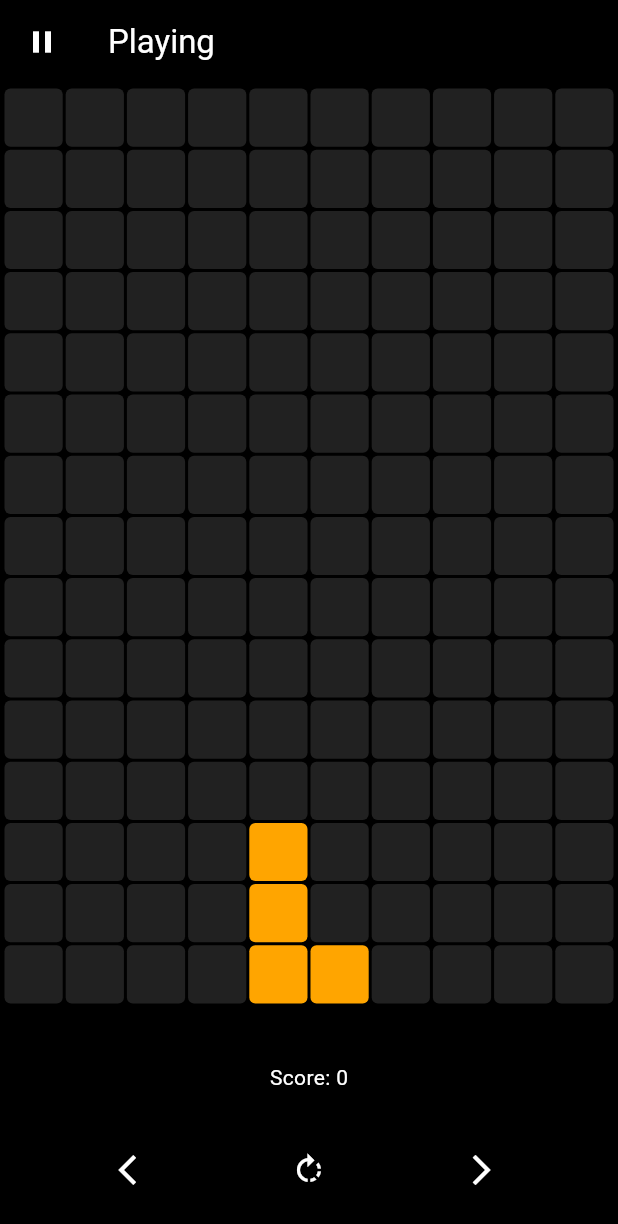
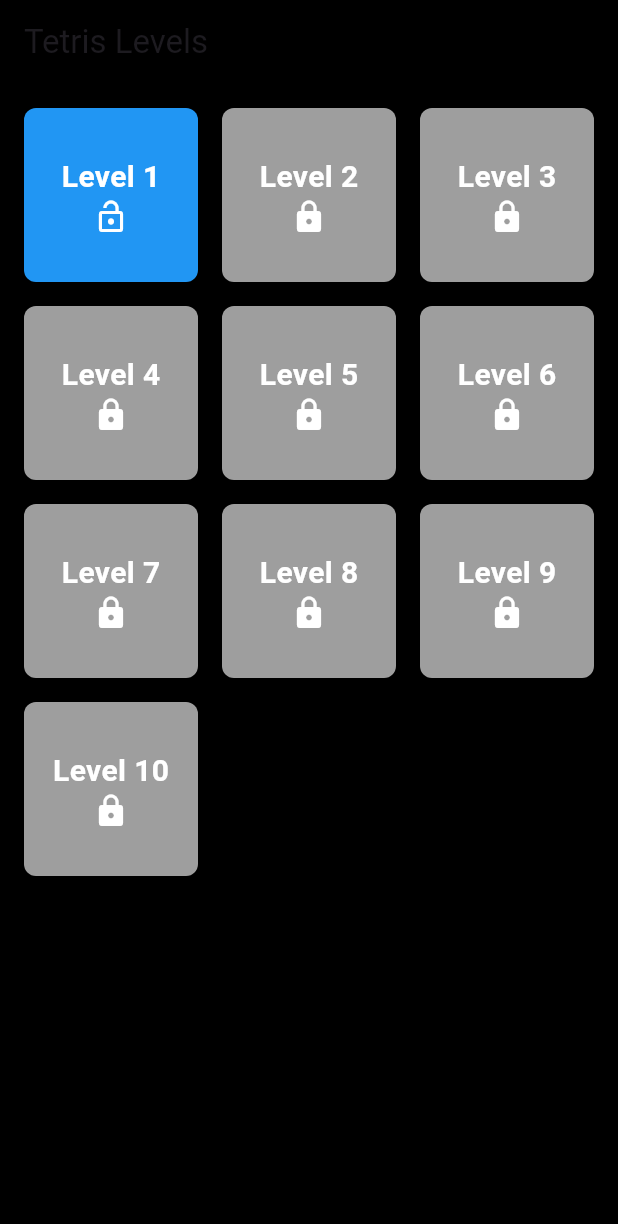
Before and after one commit to DinuriJayaweera/TetrisGame, a Flutter app: the screen it shows after launch, on a phone screen of 412 x 824 dp. Shown: the top 1224 px of the screen. Run offline on Flutter 3.47's test engine with Material 3 defaults, Android fonts, the phone set to English and light mode, and no system bars; our stand-ins replace shared_preferences.

Commit message:
add game level screeen/ updated game board

```diff
--- /dev/null
+++ b/lib/home_screen.dart
@@ -0,0 +1,83 @@
+import 'package:flutter/material.dart';
+import 'package:tetris_game/board.dart';
+import 'package:tetris_game/level_manager.dart';
+
+class HomeScreen extends StatefulWidget {
+  @override
+  _HomeScreenState createState() => _HomeScreenState();
+}
+
+class _HomeScreenState extends State<HomeScreen> {
+  List<bool> unlockedLevels = [true];
+
+  @override
+  void initState() {
+    super.initState();
+    _loadUnlockedLevels();
+  }
+
+  Future<void> _loadUnlockedLevels() async {
+    final levels = await LevelManager.getUnlockedLevels();
+    setState(() {
+      unlockedLevels = levels;
+    });
+  }
+
+  @override
+  Widget build(BuildContext context) {
+    return Scaffold(
+      backgroundColor: Colors.black,
+      appBar: AppBar(
+        title: Text('Tetris Levels'),
+        backgroundColor: Colors.black,
+      ),
+      body: GridView.builder(
+        padding: EdgeInsets.all(16),
+        gridDelegate: SliverGridDelegateWithFixedCrossAxisCount(
+          crossAxisCount: 3,
+          crossAxisSpacing: 16,
+          mainAxisSpacing: 16,
+        ),
+        itemCount: LevelManager.maxLevels,
+        itemBuilder: (context, index) {
+          final level = index + 1;
+          final isUnlocked = index < unlockedLevels.length && unlockedLevels[index];
+
+          return GestureDetector(
+            onTap: isUnlocked ? () {
+              Navigator.push(
+                context,
+                MaterialPageRoute(
+                  builder: (context) => GameBoard(level: level),
+                ),
+              );
+            } : null,
+            child: Container(
+              decoration: BoxDecoration(
+                color: isUnlocked ? Colors.blue : Colors.grey,
+                borderRadius: BorderRadius.circular(8),
+              ),
+              child: Column(
+                mainAxisAlignment: MainAxisAlignment.center,
+                children: [
+                  Text(
+                    'Level $level',
+                    style: TextStyle(
+                      color: Colors.white,
+                      fontSize: 20,
+                      fontWeight: FontWeight.bold,
+                    ),
+                  ),
+                  Icon(
+                    isUnlocked ? Icons.lock_open : Icons.lock,
+                    color: Colors.white,
+                  ),
+                ],
+              ),
+            ),
+          );
+        },
+      ),
+    );
+  }
+}
--- /dev/null
+++ b/lib/level_manager.dart
@@ -0,0 +1,34 @@
+import 'package:shared_preferences/shared_preferences.dart';
+
+class LevelManager {
+  static const int maxLevels = 10;
+  static const String unlockedLevelsKey = 'unlockedLevels';
+
+  static Map<int, int> levelRequirements = {
+    1: 3,  // Level 1 requires 3 points
+    2: 5,  // Level 2 requires 5 points
+    3: 7,  // Level 3 requires 7 points
+    // Add more levels as needed
+  };
+
+  static Future<List<bool>> getUnlockedLevels() async {
+    final prefs = await SharedPreferences.getInstance();
+    List<String> unlockedList = prefs.getStringList(unlockedLevelsKey) ?? ['true'];
+    return unlockedList.map((e) => e == 'true').toList();
+  }
+
+  static Future<void> unlockNextLevel(int currentLevel) async {
+    if (currentLevel >= maxLevels) return;
+
+    final prefs = await SharedPreferences.getInstance();
+    List<String> unlockedList = prefs.getStringList(unlockedLevelsKey) ?? ['true'];
+
+    if (currentLevel < unlockedList.length) {
+      unlockedList[currentLevel] = 'true';
+    } else {
+      unlockedList.add('true');
+    }
+
+    await prefs.setStringList(unlockedLevelsKey, unlockedList);
+  }
+}
--- a/lib/main.dart
+++ b/lib/main.dart
@@ -1,5 +1,5 @@
 import 'package:flutter/material.dart';
-import 'package:tetris_game/board.dart';
+import 'package:tetris_game/home_screen.dart';
 
 void main() {
   runApp(const MyApp());
@@ -11,8 +11,12 @@ class MyApp extends StatelessWidget {
   @override
   Widget build(BuildContext context) {
     return MaterialApp(
+      title: 'Tetris',
       debugShowCheckedModeBanner: false,
-      home: GameBoard(),
+      theme: ThemeData(
+        primarySwatch: Colors.blue,
+      ),
+      home: HomeScreen(), // Start with HomeScreen instead of GameBoard
     );
   }
 }
--- a/pubspec.yaml
+++ b/pubspec.yaml
@@ -34,6 +34,8 @@ dependencies:
   # The following adds the Cupertino Icons font to your application.
   # Use with the CupertinoIcons class for iOS style icons.
   cupertino_icons: ^1.0.8
+
+  shared_preferences: ^2.2.2
 
 dev_dependencies:
   flutter_test:
```
Also changed, not shown: lib/board.dart (+119 -16 lines), pubspec.lock, 1 other file.
